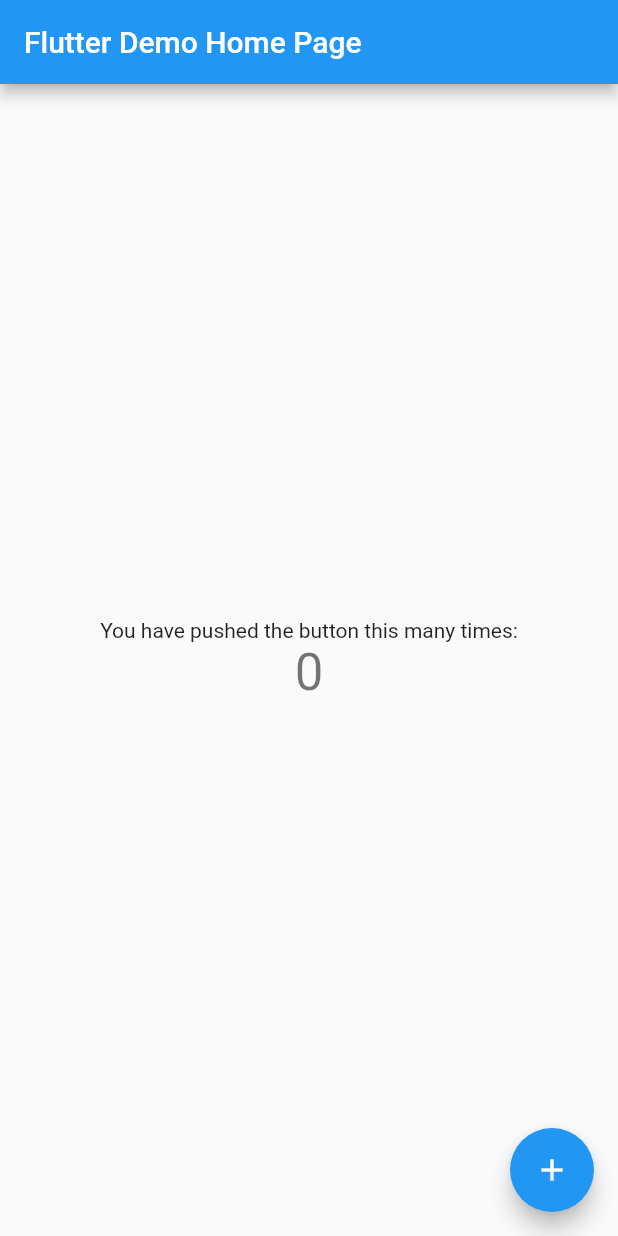
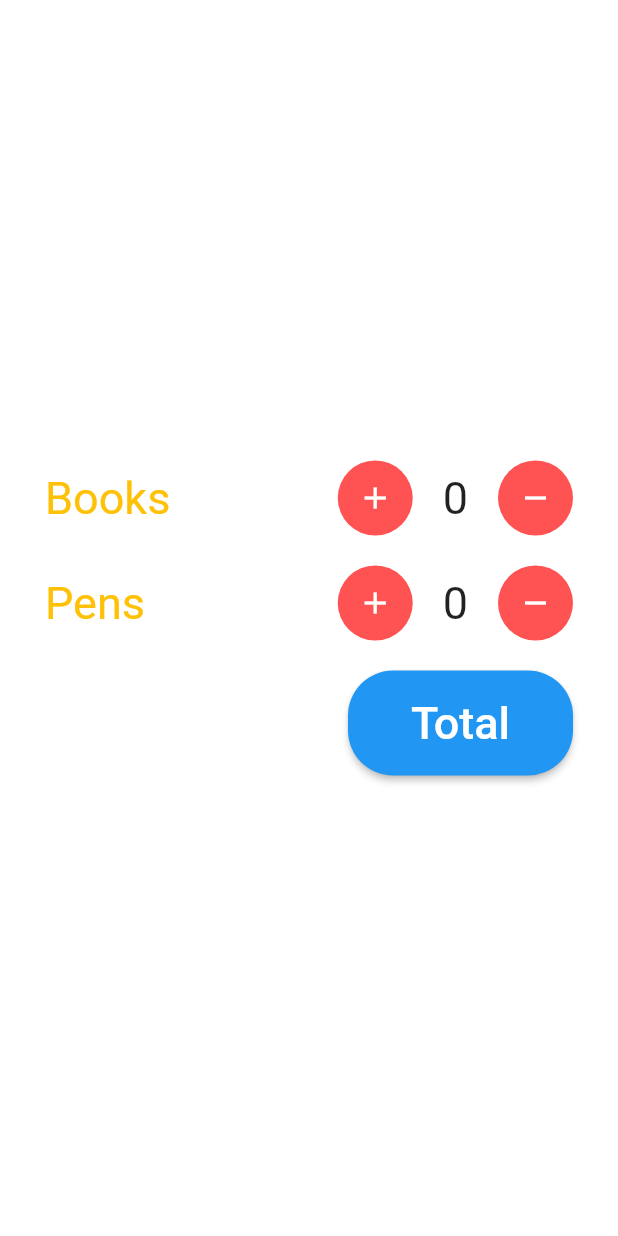
Before and after one commit to lukechoi14/fifth_flutter_app, a Flutter app: the screen it shows after launch, on a phone screen of 412 x 824 dp. Run offline on Flutter 3.47's test engine with Material 2 defaults, Android fonts, the phone set to English and light mode, and no system bars; our stand-ins replace get.

Commit message:
books/pens getX controller

```diff
--- a/lib/main.dart
+++ b/lib/main.dart
@@ -1,4 +1,6 @@
+import 'package:fifth_flutter_app/my_cart.dart';
 import 'package:flutter/material.dart';
+import 'package:get/get.dart';
 
 void main() {
   runApp(const MyApp());
@@ -10,8 +12,9 @@ class MyApp extends StatelessWidget {
   // This widget is the root of your application.
   @override
   Widget build(BuildContext context) {
-    return MaterialApp(
+    return GetMaterialApp(
       title: 'Flutter Demo',
+      debugShowCheckedModeBanner: false,
       theme: ThemeData(
         // This is the theme of your application.
         //
@@ -24,92 +27,7 @@ class MyApp extends StatelessWidget {
         // is not restarted.
         primarySwatch: Colors.blue,
       ),
-      home: const MyHomePage(title: 'Flutter Demo Home Page'),
+      home: MyCart(),
     );
   }
 }
-
-class MyHomePage extends StatefulWidget {
-  const MyHomePage({Key? key, required this.title}) : super(key: key);
-
-  // This widget is the home page of your application. It is stateful, meaning
-  // that it has a State object (defined below) that contains fields that affect
-  // how it looks.
-
-  // This class is the configuration for the state. It holds the values (in this
-  // case the title) provided by the parent (in this case the App widget) and
-  // used by the build method of the State. Fields in a Widget subclass are
-  // always marked "final".
-
-  final String title;
-
-  @override
-  State<MyHomePage> createState() => _MyHomePageState();
-}
-
-class _MyHomePageState extends State<MyHomePage> {
-  int _counter = 0;
-
-  void _incrementCounter() {
-    setState(() {
-      // This call to setState tells the Flutter framework that something has
-      // changed in this State, which causes it to rerun the build method below
-      // so that the display can reflect the updated values. If we changed
-      // _counter without calling setState(), then the build method would not be
-      // called again, and so nothing would appear to happen.
-      _counter++;
-    });
-  }
-
-  @override
-  Widget build(BuildContext context) {
-    // This method is rerun every time setState is called, for instance as done
-    // by the _incrementCounter method above.
-    //
-    // The Flutter framework has been optimized to make rerunning build methods
-    // fast, so that you can just rebuild anything that needs updating rather
-    // than having to individually change instances of widgets.
-    return Scaffold(
-      appBar: AppBar(
-        // Here we take the value from the MyHomePage object that was created by
-        // the App.build method, and use it to set our appbar title.
-        title: Text(widget.title),
-      ),
-      body: Center(
-        // Center is a layout widget. It takes a single child and positions it
-        // in the middle of the parent.
-        child: Column(
-          // Column is also a layout widget. It takes a list of children and
-          // arranges them vertically. By default, it sizes itself to fit its
-          // children horizontally, and tries to be as tall as its parent.
-          //
-          // Invoke "debug painting" (press "p" in the console, choose the
-          // "Toggle Debug Paint" action from the Flutter Inspector in Android
-          // Studio, or the "Toggle Debug Paint" command in Visual Studio Code)
-          // to see the wireframe for each widget.
-          //
-          // Column has various properties to control how it sizes itself and
-          // how it positions its children. Here we use mainAxisAlignment to
-          // center the children vertically; the main axis here is the vertical
-          // axis because Columns are vertical (the cross axis would be
-          // horizontal).
-          mainAxisAlignment: MainAxisAlignment.center,
-          children: <Widget>[
-            const Text(
-              'You have pushed the button this many times:',
-            ),
-            Text(
-              '$_counter',
-              style: Theme.of(context).textTheme.headline4,
-            ),
-          ],
-        ),
-      ),
-      floatingActionButton: FloatingActionButton(
-        onPressed: _incrementCounter,
-        tooltip: 'Increment',
-        child: const Icon(Icons.add),
-      ), // This trailing comma makes auto-formatting nicer for build methods.
-    );
-  }
-}
--- /dev/null
+++ b/lib/my_cart.dart
@@ -0,0 +1,124 @@
+import 'package:fifth_flutter_app/my_controller.dart';
+import 'package:flutter/cupertino.dart';
+import 'package:flutter/material.dart';
+import 'package:get/get.dart';
+
+class MyCart extends StatelessWidget {
+  MyCart({Key? key}) : super(key: key);
+  final MyController c = Get.put(MyController());
+
+  @override
+  Widget build(BuildContext context) {
+    return Scaffold(
+      body: Container(
+        padding: const EdgeInsets.all(30),
+        color: Colors.white,
+        child: Column(
+          mainAxisAlignment: MainAxisAlignment.center,
+          children: [
+            Row(
+              children: [
+                Text("Books",style: TextStyle(
+                  fontSize: 30,
+                  color: Colors.amber
+                ),),
+                Expanded(child: Container()),
+                Container(
+                  width: 50,
+                  height: 50,
+                  decoration: BoxDecoration(
+                    borderRadius: BorderRadius.circular(25),
+                    color: Colors.redAccent
+                  ),
+                  child: IconButton(
+                    icon: Icon(Icons.add,color: Colors.white,),
+                    onPressed: ()=>c.incrementBooks(),
+                  )
+                ),
+                SizedBox(width: 20,),
+                Obx(()=>Text("${c.books.toString()}",
+                style: TextStyle(fontSize: 30),)),
+                SizedBox(width: 20,),
+                Container(
+                  width: 50,
+                  height: 50,
+                  decoration: BoxDecoration(
+                      borderRadius: BorderRadius.circular(25),
+                      color: Colors.redAccent
+                  ),
+                  child: IconButton(
+                    icon: Icon(Icons.remove,color: Colors.white,),
+                    onPressed: ()=>c.decrementBooks(),
+                  )
+                )
+              ],
+            ),
+            SizedBox(height: 20,),
+            Row(
+              children: [
+                Text("Pens",style: TextStyle(
+                    fontSize: 30,
+                    color: Colors.amber
+                ),),
+                Expanded(child: Container()),
+                Container(
+                    width: 50,
+                    height: 50,
+                    decoration: BoxDecoration(
+                        borderRadius: BorderRadius.circular(25),
+                        color: Colors.redAccent
+                    ),
+                    child: IconButton(
+                      icon: Icon(Icons.add,color: Colors.white,),
+                      onPressed: ()=>c.incrementPens(),
+                    )
+                ),
+                SizedBox(width: 20,),
+                Obx(()=>Text("${c.pens.toString()}",
+                  style: TextStyle(fontSize: 30),)),
+                SizedBox(width: 20,),
+                Container(
+                    width: 50,
+                    height: 50,
+                    decoration: BoxDecoration(
+                        borderRadius: BorderRadius.circular(25),
+                        color: Colors.redAccent
+                    ),
+                    child: IconButton(
+                      icon: Icon(Icons.remove,color: Colors.white,),
+                      onPressed: ()=>c.decrementPens(),
+                    )
+                )
+              ],
+            ),
+            SizedBox(height: 20,),
+            Row(
+              children: [
+                Expanded(child: Container()),
+                Container(
+                  width: 150,
+                  height: 70,
+                  decoration: BoxDecoration(
+                    borderRadius: BorderRadius.circular(30),
+                    // color: Colors.blue.shade900
+                  ),
+                  child: ElevatedButton(
+                    style: ElevatedButton.styleFrom(
+                      shape: RoundedRectangleBorder(
+                        borderRadius: BorderRadius.circular(30)
+                      ),
+                    ),
+                    onPressed: (){},
+                    child: Text("Total",
+                    style: TextStyle(fontSize: 30,color: Colors.white),),
+                  ),
+                )
+              ],
+            )
+
+          ],
+        ),
+        ),
+    );
+  }
+}
--- /dev/null
+++ b/lib/my_controller.dart
@@ -0,0 +1,37 @@
+import 'package:flutter/cupertino.dart';
+import 'package:flutter/material.dart';
+import 'package:get/get.dart';
+
+class MyController extends GetxController{
+  var books = 0.obs;
+  var pens = 0.obs;
+
+  incrementBooks() {
+    books.value++;
+  }
+  decrementBooks() {
+    if(books.value<=0){
+      Get.snackbar("Buying Books", "Can not be less than zero",
+      icon: const Icon(Icons.alarm),
+      barBlur: 20,
+      isDismissible: true,
+      duration: const Duration(seconds: 3));
+    }else {
+      books.value--;
+    }
+  }
+  incrementPens() {
+    pens.value++;
+  }
+  decrementPens() {
+    if(pens.value<=0){
+      Get.snackbar("Buying Pens", "Can not be less than zero",
+          icon: const Icon(Icons.alarm),
+          barBlur: 20,
+          isDismissible: true,
+          duration: const Duration(seconds: 3));
+    }else {
+      pens.value--;
+    }
+  }
+}
--- a/pubspec.yaml
+++ b/pubspec.yaml
@@ -34,6 +34,7 @@ dependencies:
   # The following adds the Cupertino Icons font to your application.
   # Use with the CupertinoIcons class for iOS style icons.
   cupertino_icons: ^1.0.2
+  get: ^4.6.1
 
 dev_dependencies:
   flutter_test:
```
Also changed, not shown: pubspec.lock.
